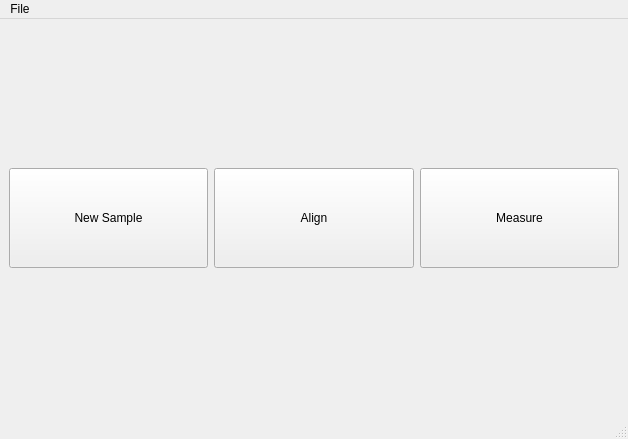
Old version of the form dispertech/view/GUI/Start_Window.ui in the repository aquilesC/DisperPy.
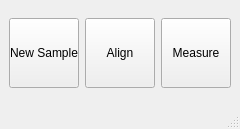
New version of the form.

Commit message: Change window size for non HD displays

The edit to the form file:
```diff
--- a/dispertech/view/GUI/Start_Window.ui
+++ b/dispertech/view/GUI/Start_Window.ui
@@ -6,8 +6,8 @@
    <rect>
     <x>0</x>
     <y>0</y>
-    <width>628</width>
-    <height>439</height>
+    <width>240</width>
+    <height>129</height>
    </rect>
   </property>
   <property name="windowTitle">
@@ -19,8 +19,14 @@
      <widget class="QPushButton" name="button_new_sample">
       <property name="minimumSize">
        <size>
-        <width>0</width>
-        <height>100</height>
+        <width>70</width>
+        <height>70</height>
+       </size>
+      </property>
+      <property name="maximumSize">
+       <size>
+        <width>70</width>
+        <height>70</height>
        </size>
       </property>
       <property name="text">
@@ -32,8 +38,14 @@
      <widget class="QPushButton" name="button_align">
       <property name="minimumSize">
        <size>
-        <width>0</width>
-        <height>100</height>
+        <width>70</width>
+        <height>70</height>
+       </size>
+      </property>
+      <property name="maximumSize">
+       <size>
+        <width>70</width>
+        <height>70</height>
        </size>
       </property>
       <property name="text">
@@ -45,8 +57,14 @@
      <widget class="QPushButton" name="button_measure">
       <property name="minimumSize">
        <size>
-        <width>0</width>
-        <height>100</height>
+        <width>70</width>
+        <height>70</height>
+       </size>
+      </property>
+      <property name="maximumSize">
+       <size>
+        <width>70</width>
+        <height>70</height>
        </size>
       </property>
       <property name="text">
@@ -61,17 +79,10 @@
     <rect>
      <x>0</x>
      <y>0</y>
-     <width>628</width>
-     <height>39</height>
+     <width>240</width>
+     <height>21</height>
     </rect>
    </property>
-   <widget class="QMenu" name="menuFile">
-    <property name="title">
-     <string>File</string>
-    </property>
-    <addaction name="actionQuit"/>
-   </widget>
-   <addaction name="menuFile"/>
   </widget>
   <widget class="QStatusBar" name="statusbar"/>
   <action name="actionQuit">
```
The commit also changes 4 other files.
